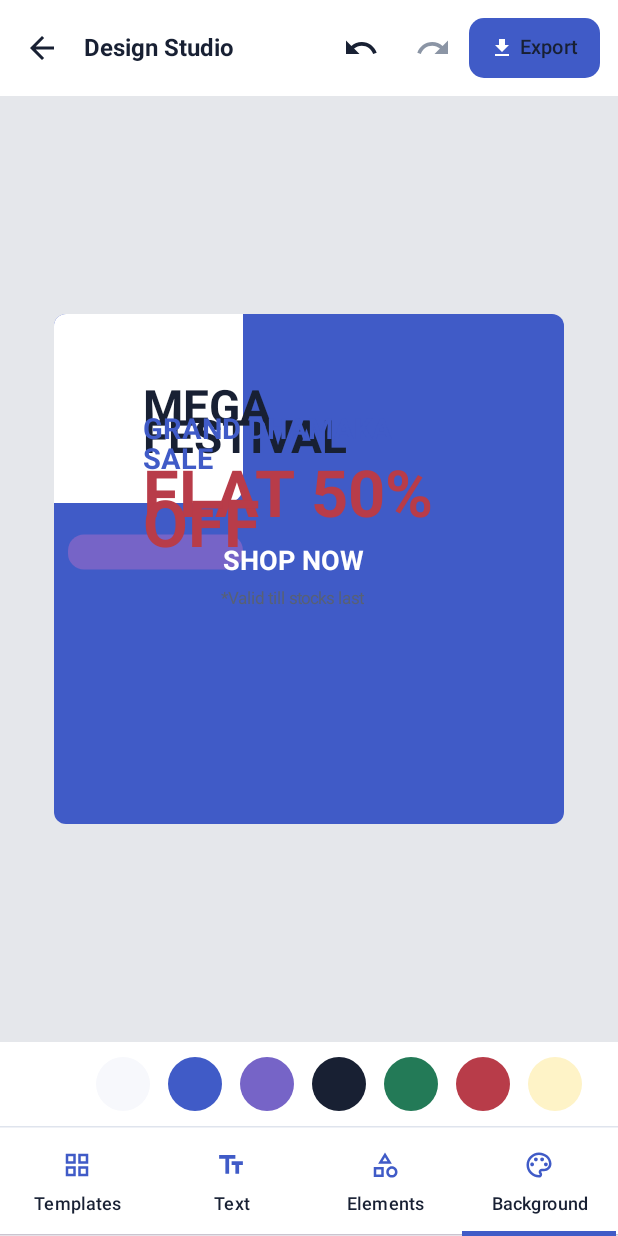
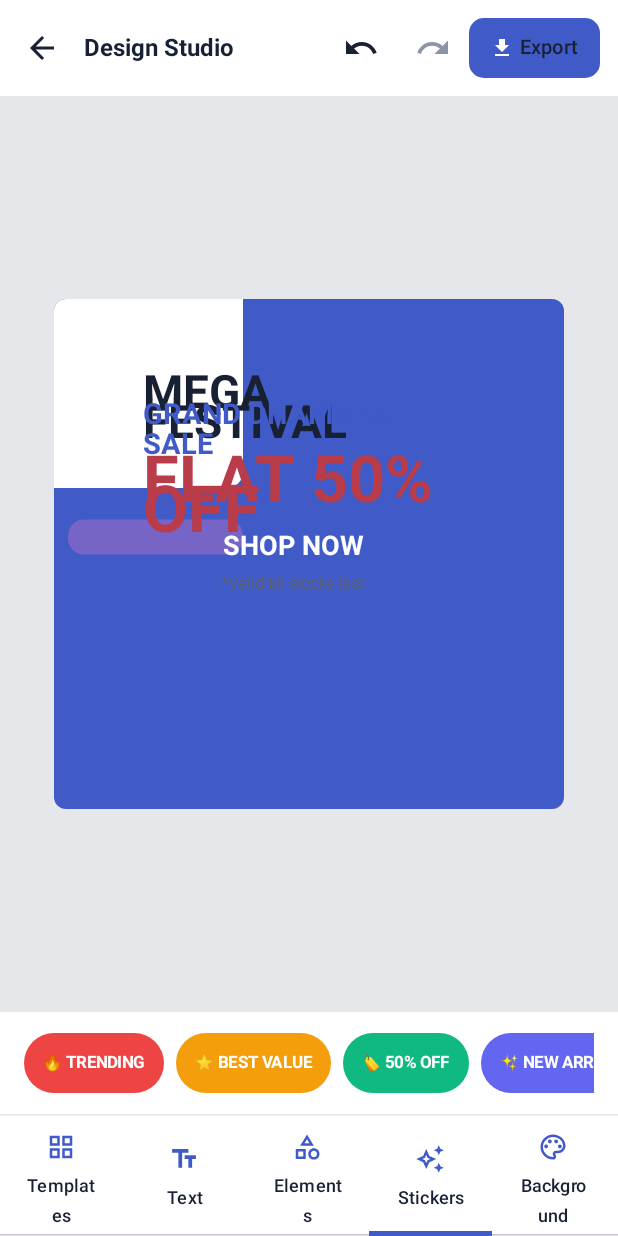
Before and after one commit to SakshamRajpoot10/Creators-Club, an Android app built with Jetpack Compose: the DesignStudioScreen screen opened through its navigation route, item 4 of the bottom bar chosen, on a phone screen of 412 x 824 dp. Run offline under Robolectric (Android 15) with nearby library versions, the phone set to English and light mode, and no system bars; our stand-ins replace Dagger/Hilt's generated code.

Commit message:
feat: add curated and custom Stickers tab to Design Studio, add comprehensive R8 ProGuard rules, update APK

```diff
--- a/feature/design/src/main/java/com/creatorsclub/feature/design/DesignStudioScreen.kt
+++ b/feature/design/src/main/java/com/creatorsclub/feature/design/DesignStudioScreen.kt
@@ -109,6 +109,11 @@ fun DesignStudioScreen(
                         DesignStudioTab.SHAPES -> ShapeControlsRow(
                             onAddShape = { shapeType, color -> viewModel.addShape(shapeType, color) }
                         )
+                        DesignStudioTab.STICKERS -> StickersControlsRow(
+                            importedStickers = uiState.importedStickers,
+                            onAddBadge = { label, color -> viewModel.addSticker(label, color) },
+                            onAddImportedSticker = { filePath -> viewModel.addImageElement(filePath) }
+                        )
                         DesignStudioTab.BACKGROUND -> BackgroundColorPickerRow(
                             onSelectColor = { viewModel.setBackgroundColor(it) }
                         )
@@ -146,6 +151,12 @@ fun DesignStudioScreen(
                         onClick = { viewModel.selectTab(DesignStudioTab.SHAPES) },
                         text = { Text("Elements", fontSize = 12.sp, fontWeight = FontWeight.SemiBold) },
                         icon = { Icon(Icons.Outlined.Category, contentDescription = null, modifier = Modifier.size(20.dp)) }
+                    )
+                    Tab(
+                        selected = uiState.activeTab == DesignStudioTab.STICKERS,
+                        onClick = { viewModel.selectTab(DesignStudioTab.STICKERS) },
+                        text = { Text("Stickers", fontSize = 12.sp, fontWeight = FontWeight.SemiBold) },
+                        icon = { Icon(Icons.Outlined.AutoAwesome, contentDescription = null, modifier = Modifier.size(20.dp)) }
                     )
                     Tab(
                         selected = uiState.activeTab == DesignStudioTab.BACKGROUND,
@@ -333,3 +344,49 @@ fun BackgroundColorPickerRow(
         }
     }
 }
+
+@Composable
+fun StickersControlsRow(
+    importedStickers: List<java.io.File>,
+    onAddBadge: (String, Color) -> Unit,
+    onAddImportedSticker: (String) -> Unit
+) {
+    val curatedBadges = listOf(
+        Pair("🔥 TRENDING", Color(0xFFEF4444)),
+        Pair("⭐ BEST VALUE", Color(0xFFF59E0B)),
+        Pair("🏷️ 50% OFF", Color(0xFF10B981)),
+        Pair("✨ NEW ARRIVAL", Color(0xFF6366F1)),
+        Pair("🚀 CREATOR CLUB", Color(0xFF405BC7)),
+        Pair("⚡ LIMITED", Color(0xFF8B5CF6))
+    )
+
+    LazyRow(
+        horizontalArrangement = Arrangement.spacedBy(8.dp),
+        modifier = Modifier.fillMaxWidth()
+    ) {
+        items(curatedBadges) { (label, color) ->
+            Button(
+                onClick = { onAddBadge(label, color) },
+                colors = ButtonDefaults.buttonColors(containerColor = color),
+                shape = RoundedCornerShape(20.dp),
+                contentPadding = PaddingValues(horizontal = 12.dp, vertical = 6.dp)
+            ) {
+                Text(label, fontSize = 11.sp, fontWeight = FontWeight.Bold, color = Color.White)
+            }
+        }
+
+        items(importedStickers) { stickerFile ->
+            Card(
+                modifier = Modifier
+                    .height(38.dp)
+                    .clickable { onAddImportedSticker(stickerFile.absolutePath) },
+                shape = RoundedCornerShape(8.dp),
+                colors = CardDefaults.cardColors(containerColor = KreaviloColors.SurfaceVariant)
+            ) {
+                Box(modifier = Modifier.padding(horizontal = 10.dp, vertical = 6.dp), contentAlignment = Alignment.Center) {
+                    Text("📁 ${stickerFile.name.take(12)}", fontSize = 11.sp, color = KreaviloColors.TextPrimary)
+                }
+            }
+        }
+    }
+}
--- a/feature/design/src/main/java/com/creatorsclub/feature/design/DesignStudioUiState.kt
+++ b/feature/design/src/main/java/com/creatorsclub/feature/design/DesignStudioUiState.kt
@@ -4,11 +4,13 @@ import android.net.Uri
 import androidx.compose.ui.graphics.Color
 import com.creatorsclub.engine.canvas.model.CanvasElement
 import com.creatorsclub.engine.canvas.model.DesignTemplate
+import java.io.File
 
 enum class DesignStudioTab {
     TEMPLATES,
     TEXT,
     SHAPES,
+    STICKERS,
     BACKGROUND
 }
 
@@ -21,6 +23,7 @@ data class DesignStudioUiState(
     val selectedElementId: String? = null,
     val activeTab: DesignStudioTab = DesignStudioTab.TEMPLATES,
     val availableTemplates: List<DesignTemplate> = emptyList(),
+    val importedStickers: List<File> = emptyList(),
     val canUndo: Boolean = false,
     val canRedo: Boolean = false,
     val exportSuccessUri: Uri? = null,
```
Also changed, not shown: feature/design/src/main/java/com/creatorsclub/feature/design/DesignStudioViewModel.kt (+45 -0 lines), 2 other files.
